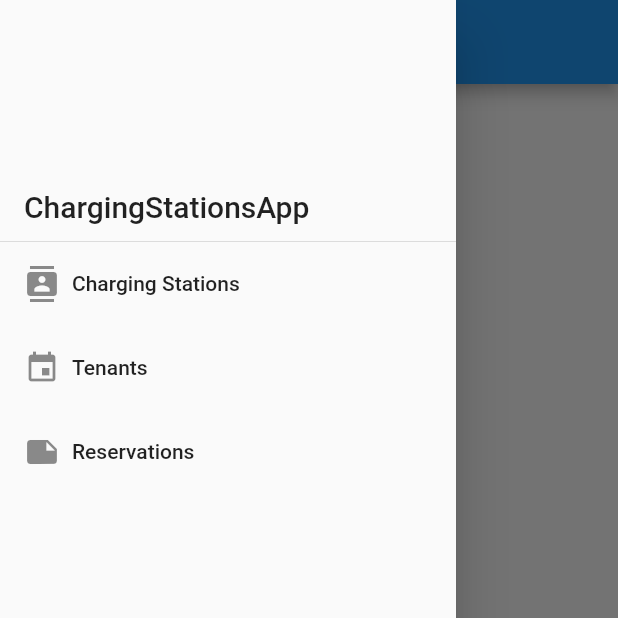
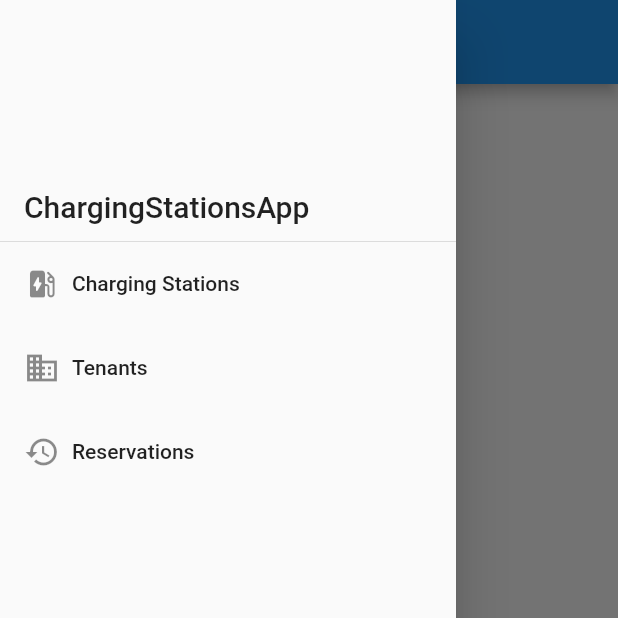
Before and after one commit to rso-ec-project/mobile-app, a Flutter app: the ChargingStationsScreen screen opened directly, with the side drawer open, on a phone screen of 412 x 824 dp, the top half of it. Run offline on Flutter 3.47's test engine with Material 2 defaults, Android fonts, the phone set to English and light mode, and no system bars.

Commit message:
Update Drawer icons

```diff
--- a/src/lib/widgets/drawer.dart
+++ b/src/lib/widgets/drawer.dart
@@ -13,7 +13,7 @@ class AppDrawer extends StatelessWidget {
         padding: EdgeInsets.zero,
         children: <Widget>[
           _createHeader(),
-          _createDrawerItem(icon: Icons.contacts, text: 'Charging Stations', onTap: () =>
+          _createDrawerItem(icon: Icons.ev_station_rounded, text: 'Charging Stations', onTap: () =>
               Navigator.push(
                 context,
                 MaterialPageRoute(
@@ -21,7 +21,7 @@ class AppDrawer extends StatelessWidget {
                 ),
               ),
           ),
-          _createDrawerItem(icon: Icons.event, text: 'Tenants', onTap: () =>
+          _createDrawerItem(icon: Icons.business, text: 'Tenants', onTap: () =>
               Navigator.push(
                 context,
                 MaterialPageRoute(
@@ -29,7 +29,7 @@ class AppDrawer extends StatelessWidget {
                 ),
               ),
             ),
-          _createDrawerItem(icon: Icons.note, text: 'Reservations', onTap: () =>
+          _createDrawerItem(icon: Icons.history, text: 'Reservations', onTap: () =>
               Navigator.push(
                 context,
                 MaterialPageRoute(
```
